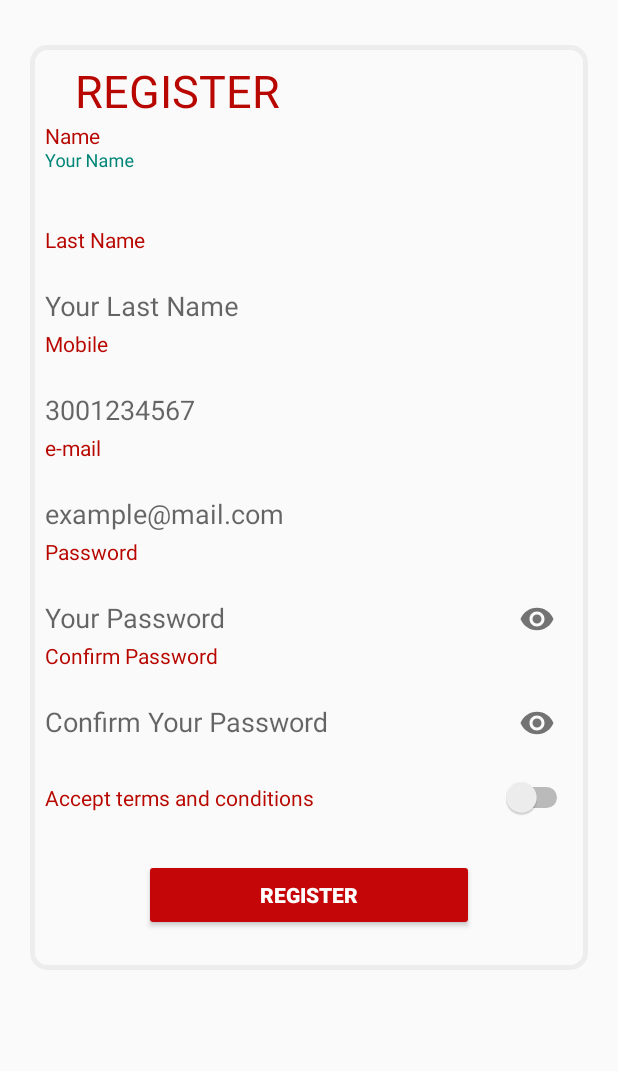
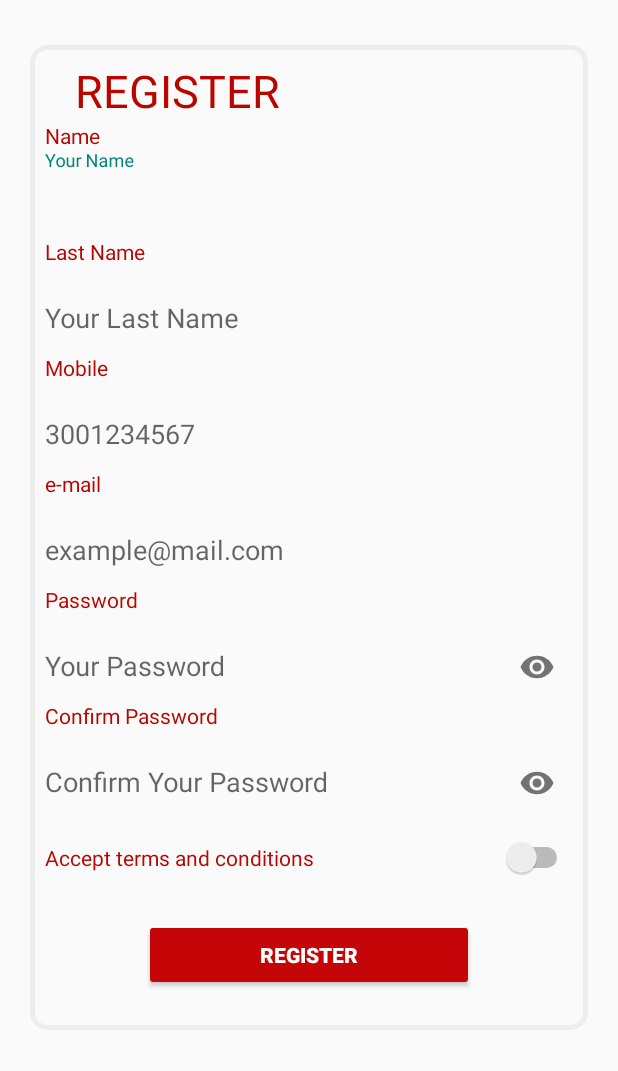
Before and after one commit to DanielHGarciaB/BazzarApp, an Android app: the RegisterActivity screen opened directly, with no data from a screen before it, on a phone screen of 412 x 824 dp, the part 165-1236 px from its top. Run offline under Robolectric (Android 15) with nearby library versions, the phone set to English and light mode, and no system bars; our stand-ins replace Firebase (no records; nobody signed in at launch, a user with empty details on screens opened directly).

Commit message:
DG2021111703

```diff
--- a/app/src/main/java/com/example/bazzarapp/HomeActivity.kt
+++ b/app/src/main/java/com/example/bazzarapp/HomeActivity.kt
@@ -7,6 +7,12 @@ import android.view.Menu
 import android.view.MenuItem
 import android.view.View
 import android.widget.Toast
+
+enum class ProviderType{
+    BASIC,
+    GOOGLE,
+    FACEBOOK
+}
 
 class HomeActivity : AppCompatActivity() {
     override fun onCreate(savedInstanceState: Bundle?) {
--- a/app/src/main/res/layout/activity_register.xml
+++ b/app/src/main/res/layout/activity_register.xml
@@ -60,6 +60,10 @@
                     android:inputType="textCapSentences" />
             </com.google.android.material.textfield.TextInputLayout>
 
+            <Space
+                android:layout_width="match_parent"
+                android:layout_height="8dp" />
+
             <TextView
                 android:layout_width="wrap_content"
                 android:layout_height="wrap_content"
@@ -80,6 +84,10 @@
                     android:digits="ABCDEFGHIJKLMNOPQRSTUVWXYZabcdefghijklmnopqrstuvwxyz "
                     android:inputType="textCapSentences" />
             </com.google.android.material.textfield.TextInputLayout>
+
+            <Space
+                android:layout_width="match_parent"
+                android:layout_height="8dp" />
 
             <TextView
                 android:layout_width="wrap_content"
@@ -102,6 +110,10 @@
                     android:inputType="phone" />
             </com.google.android.material.textfield.TextInputLayout>
 
+            <Space
+                android:layout_width="match_parent"
+                android:layout_height="8dp" />
+
             <TextView
                 android:layout_width="wrap_content"
                 android:layout_height="wrap_content"
@@ -121,6 +133,10 @@
                     android:background="@android:color/transparent"
                     android:inputType="textEmailAddress" />
             </com.google.android.material.textfield.TextInputLayout>
+
+            <Space
+                android:layout_width="match_parent"
+                android:layout_height="8dp" />
 
             <TextView
                 android:layout_width="wrap_content"
@@ -142,6 +158,10 @@
                     android:background="@android:color/transparent"
                     android:inputType="textPassword" />
             </com.google.android.material.textfield.TextInputLayout>
+
+            <Space
+                android:layout_width="match_parent"
+                android:layout_height="8dp" />
 
             <TextView
                 android:layout_width="wrap_content"
--- a/app/src/main/res/values/strings.xml
+++ b/app/src/main/res/values/strings.xml
@@ -5,4 +5,10 @@
     <string name="text_YourPassword">Your Password</string>
     <string name="text_LOGIN">LOGIN</string>
     <string name="text_REGISTER">Create New Account</string>
+    <string name="test_welcome">Welcome</string>
+    <string name="test_login">Login</string>
+    <string name="test_TermsLink">Terms and conditions</string>
+    <string name="test_TermsMessage">Accept all policies, security and terms when registering.</string>
+    <string name="test_ok">Accept</string>
+    <string name="test_cancel">Cancel</string>
 </resources>
```
Also changed, not shown: app/src/main/java/com/example/bazzarapp/RegisterActivity.kt (+49 -4 lines), 1 other file.
